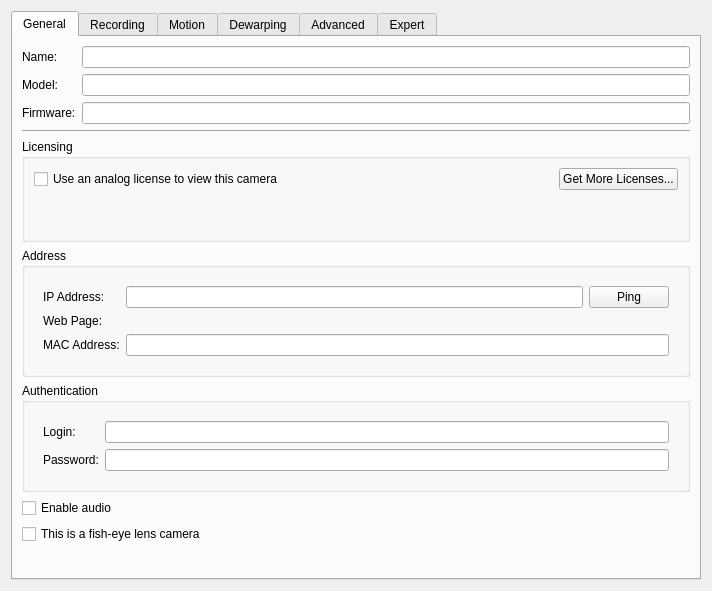
First picture: the form in client/src/ui/widgets/properties/single_camera_settings_widget.ui, repository networkoptix/nx_open, before the edit.
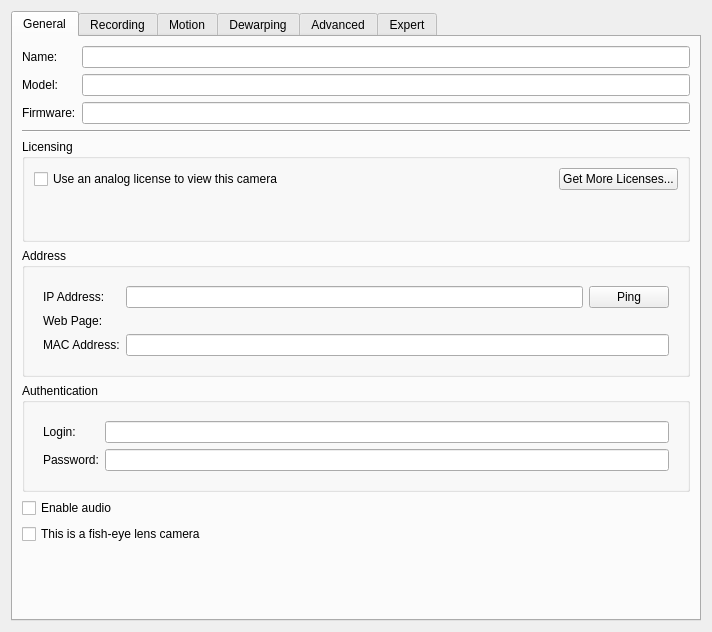
Second picture: the form after the edit. The open tabs and pages were chosen to show the change. Custom widgets are drawn as their Qt base class.

Commit message:
Expert Settings tab redesign
<==== Mercurial data ====>
Branch: master

Diff of the .ui file:
```diff
--- a/client/src/ui/widgets/properties/single_camera_settings_widget.ui
+++ b/client/src/ui/widgets/properties/single_camera_settings_widget.ui
@@ -7,7 +7,7 @@
     <x>0</x>
     <y>0</y>
     <width>712</width>
-    <height>591</height>
+    <height>632</height>
    </rect>
   </property>
   <property name="windowTitle">
```
Left out of the diff: 10 changed lines with no effect on the pictures. The commit also changes 7 other files.
